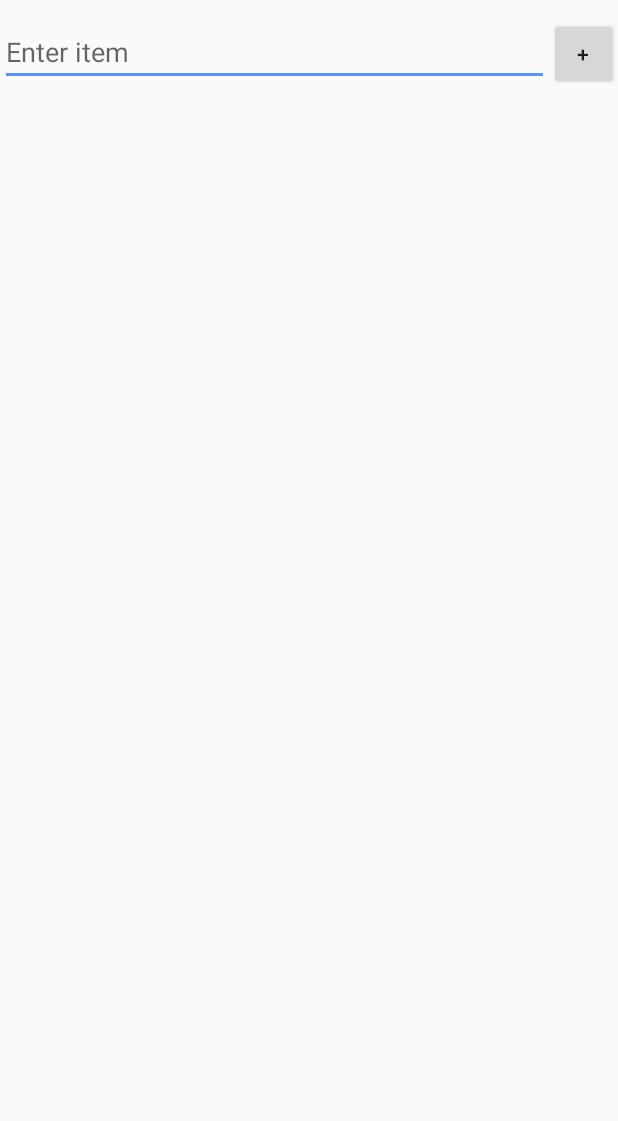
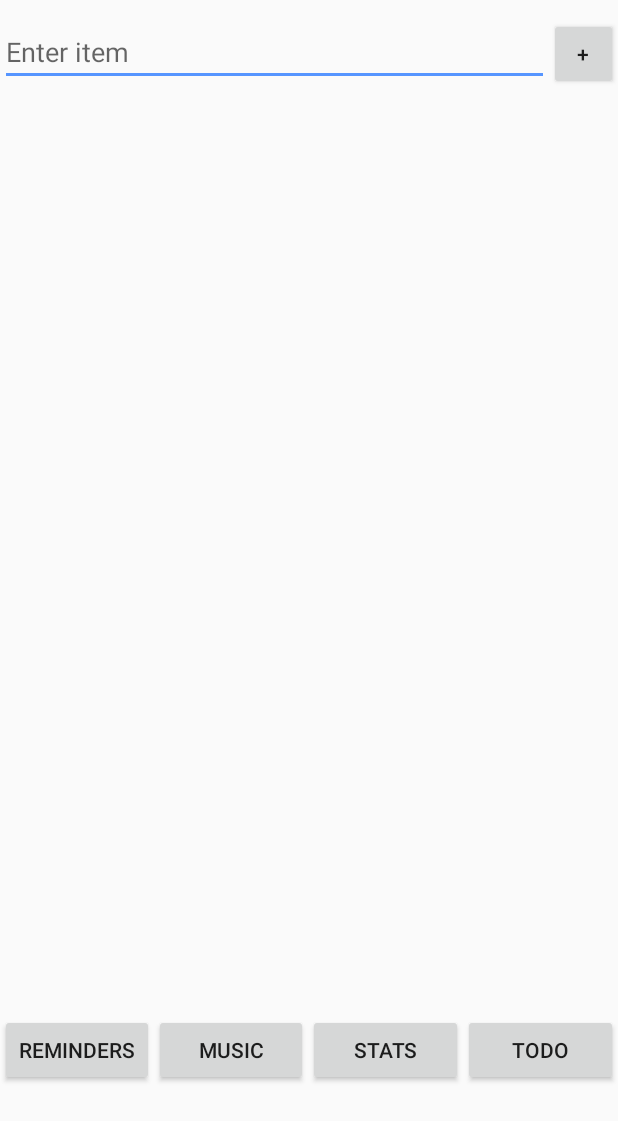
Before and after one commit to resulkucar/StudyZone, an Android app: the screen it shows after launch (MainActivity), on a phone screen of 412 x 824 dp. Shown: the top 1121 px of the screen. Run offline under Robolectric (Android 15) with nearby library versions, the phone set to English and light mode, and no system bars.

Commit message:
Update activity_main.xml

```diff
--- a/app/src/main/res/layout/activity_main.xml
+++ b/app/src/main/res/layout/activity_main.xml
@@ -3,6 +3,7 @@
     xmlns:android="http://schemas.android.com/apk/res/android"
     xmlns:tools="http://schemas.android.com/tools"
     android:layout_width="match_parent"
+
     android:layout_height="match_parent"
     android:orientation="vertical"
     tools:context=".MainActivity">
@@ -36,11 +37,39 @@
 
     <ListView
         android:id="@+id/items_list"
-        android:layout_width="wrap_content"
+        android:layout_width="match_parent"
 
-        android:layout_height="match_parent"
+        android:layout_height="592dp"
 
         android:layout_marginBottom="12dp" />
 
+    <LinearLayout
+        android:layout_width="match_parent"
+        android:layout_height="match_parent">
+        <Button
+            android:id="@+id/tempname0"
+            android:layout_width="0dp"
+            android:layout_height="wrap_content"
+            android:layout_weight=".5"
+            android:text="Reminders" />
+        <Button
+            android:id="@+id/tempname1"
+            android:layout_width="0dp"
+            android:layout_height="wrap_content"
+            android:layout_weight=".5"
+            android:text="Music" />
+        <Button
+            android:id="@+id/tempname2"
+            android:layout_width="0dp"
+            android:layout_height="wrap_content"
+            android:layout_weight=".5"
+            android:text="Stats" />
+        <Button
+            android:id="@+id/tempname3"
+            android:layout_width="0dp"
+            android:layout_height="wrap_content"
+            android:layout_weight=".5"
+            android:text="ToDo" />
+    </LinearLayout>
 
 </LinearLayout>
```
